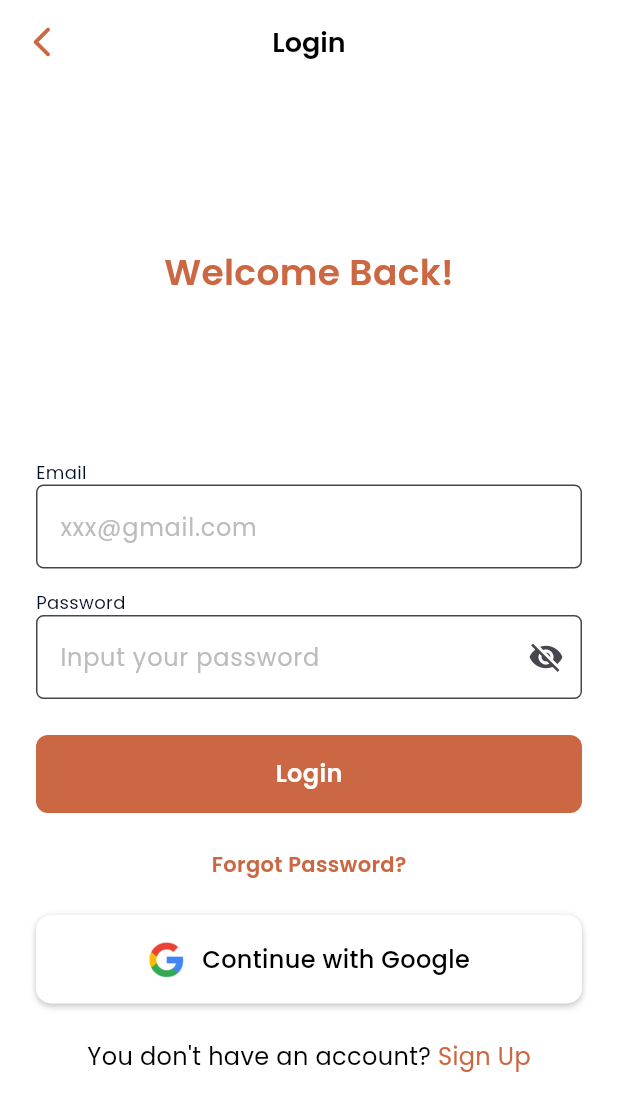
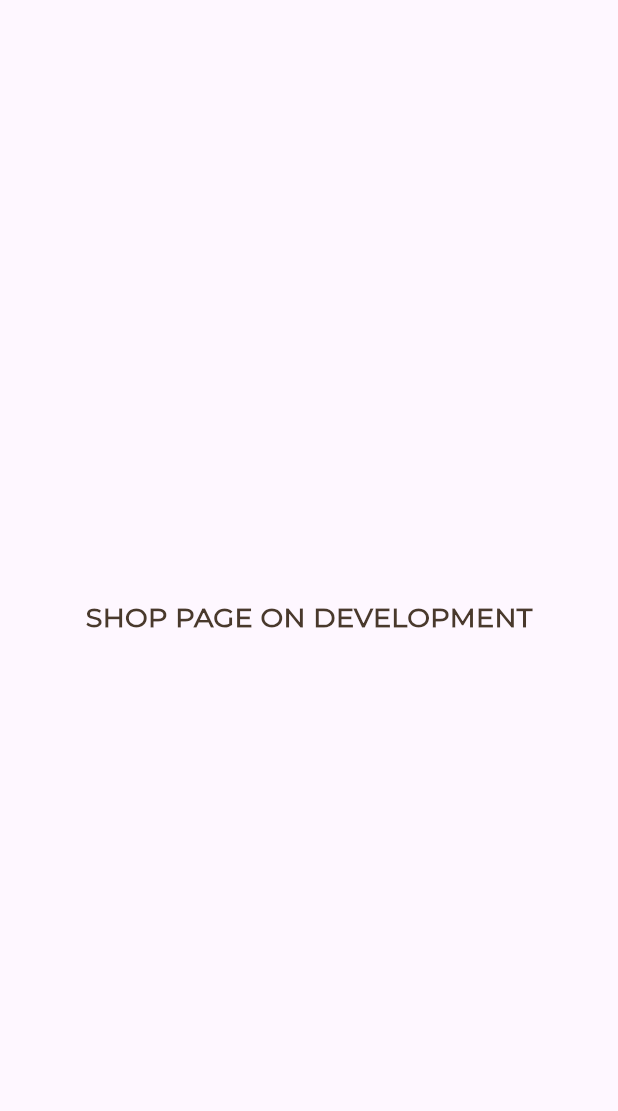
Before and after one commit to karehaa/eco-style, a Flutter app: the SignIn screen opened directly, after a tap on "Login", on a phone screen of 412 x 824 dp. Shown: the top 1111 px of the screen. Run offline on Flutter 3.47's test engine with Material 3 defaults, Android fonts, the phone set to English and light mode, and no system bars.

```diff
--- a/lib/pages/registration/sign_in.dart
+++ b/lib/pages/registration/sign_in.dart
@@ -1,5 +1,6 @@
 import 'package:eco_style/pages/onboarding/onboarding3.dart';
 import 'package:eco_style/pages/registration/sign_up.dart';
+import 'package:eco_style/pages/shop/shop.dart';
 import 'package:eco_style/themes/color_pallete.dart';
 import 'package:eco_style/widgets/multi_purpose_button.dart';
 import 'package:eco_style/widgets/non_visible_field.dart';
@@ -105,7 +106,7 @@ class _SignIn extends State<SignIn> {
                 textWeight: FontWeight.w600,
                 buttonHeight: 52,
                 radius: 8,
-                routeDestination: SignIn(),
+                routeDestination: Shop(),
                 hasIcon: false,
               ),
               const SizedBox(
--- /dev/null
+++ b/lib/pages/shop/shop.dart
@@ -0,0 +1,23 @@
+import 'package:eco_style/themes/color_pallete.dart';
+import 'package:flutter/material.dart';
+
+class Shop extends StatelessWidget {
+  const Shop({super.key});
+
+  @override
+  Widget build(BuildContext context) {
+    return const Scaffold(
+      body: Center(
+        child: Text(
+          "SHOP PAGE ON DEVELOPMENT",
+          style: TextStyle(
+            color: ColorPallete.darkBrown,
+            fontSize: 18,
+            fontWeight: FontWeight.w800,
+            fontFamily: 'Montserrat',
+          ),
+        ),
+      ),
+    );
+  }
+}
```
